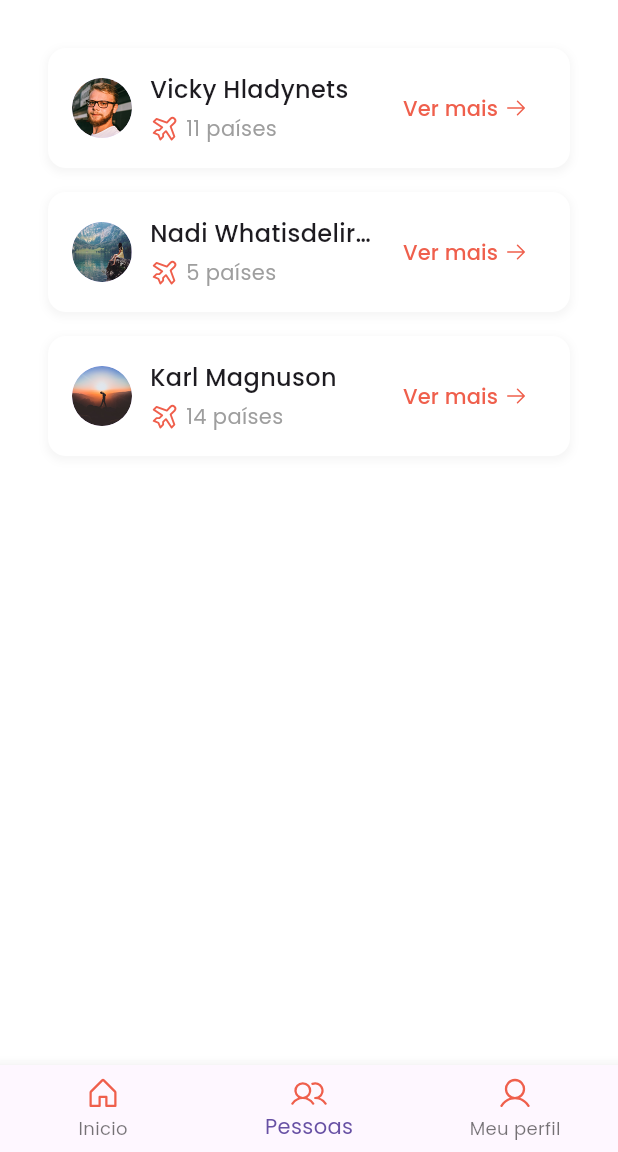
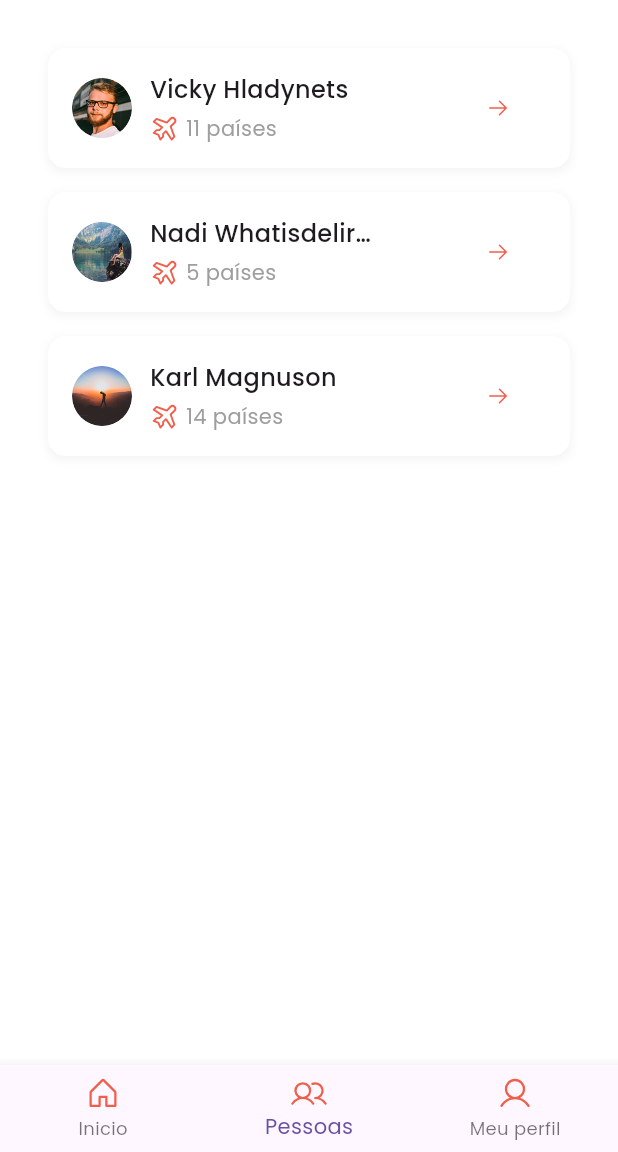
Before and after one commit to GuhStvo/travelgram, a Flutter app: the screen it shows after launch, item 2 of the bottom bar chosen, on a phone screen of 412 x 824 dp, the part 84-1236 px from its top. Run offline on Flutter 3.47's test engine with Material 3 defaults, Android fonts, the phone set to English and light mode, and no system bars; our stand-ins replace google_fonts, phosphor_flutter.

Commit message:
Tirando "Ver mais" do card de pessoas

```diff
--- a/lib/components/card_people.dart
+++ b/lib/components/card_people.dart
@@ -71,19 +71,9 @@ class CardPeople extends StatelessWidget {
             ],
           ),
           TextButton(
-            onPressed: () {
-              // Aqui você pode adicionar uma ação específica para cada pessoa
-            },
+            onPressed: () {},
             child: Row(
               children: [
-                const Text(
-                  'Ver mais',
-                  style: TextStyle(
-                    color: Color(0xFFEF5F4C),
-                    fontSize: 14,
-                  ),
-                ),
-                const SizedBox(width: 4),
                 Icon(
                   PhosphorIcons.arrowRight(PhosphorIconsStyle.regular),
                   size: 16,
```
